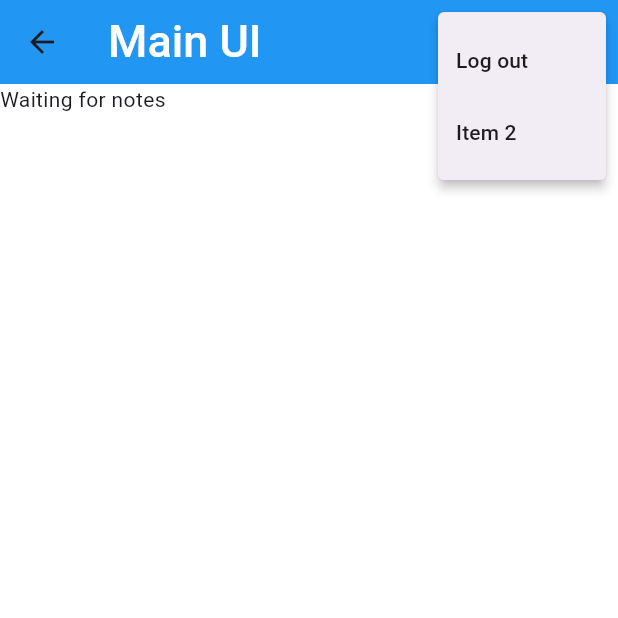
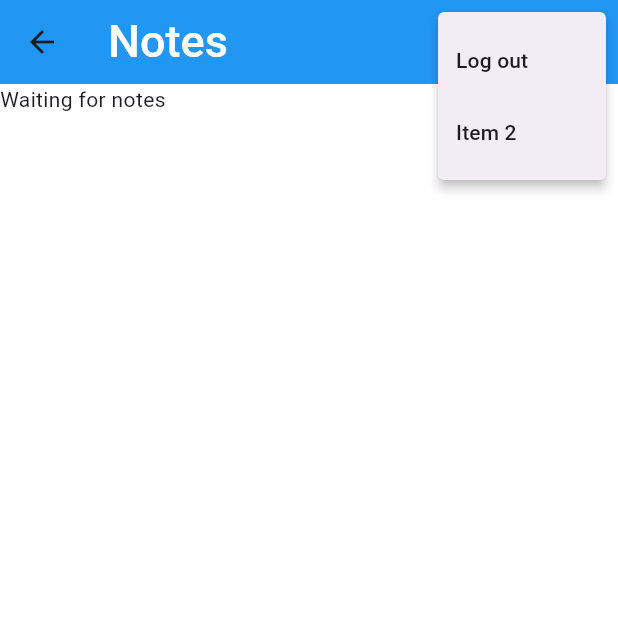
Before and after one commit to Cavalgo/myNotesFB, a Flutter app: the NotesView screen opened by its route, after a tap on the "keyboard control" icon, on a phone screen of 412 x 824 dp, the top half of it. Run offline on Flutter 3.47's test engine with Material 2 defaults, Android fonts, the phone set to English and light mode, and no system bars; our stand-ins replace firebase_auth, firebase_core, sqflite; accounts and stored records are empty; network calls fail.

Commit message:
Add new note view added

```diff
--- a/lib/constants/routes.dart
+++ b/lib/constants/routes.dart
@@ -11,5 +11,6 @@ class _MyRoutes {
   final loginView = '/login';
   final registerView = '/register';
   final verifyEmail = '/verifyEmail';
-  final notesView = 'notesView';
+  final notesView = '/notesView';
+  final addNewNoteView = '/newNoteView';
 }
--- a/lib/main.dart
+++ b/lib/main.dart
@@ -1,7 +1,8 @@
 import 'package:firebase_auth/firebase_auth.dart';
 import 'package:flutter/material.dart';
 import 'package:mynotes/services/auth/auth_service.dart';
-import 'package:mynotes/views/notes_view.dart';
+import 'package:mynotes/views/notes/add_new_note_view.dart';
+import 'package:mynotes/views/notes/notes_view.dart';
 import 'package:mynotes/views/login_view.dart';
 import 'package:mynotes/views/register_view.dart';
 import 'package:mynotes/views/verify_email_view.dart';
@@ -21,6 +22,7 @@ void main() {
       myRoutes.registerView: (context) => const RegisterView(),
       myRoutes.verifyEmail: (context) => const VerifyEmailView(),
       myRoutes.notesView: (context) => const NotesView(),
+      myRoutes.addNewNoteView: (context) => const AddNewNoteView(),
     },
   ));
 }
--- a/lib/views/notes_view.dart
+++ b/lib/views/notes/notes_view.dart
@@ -4,7 +4,7 @@ import 'dart:developer' as devtools show log;
 import 'package:mynotes/constants/routes.dart';
 import 'package:mynotes/enums/menu_action.dart';
 
-import '../services/crud/notes_service.dart';
+import '../../services/crud/notes_service.dart';
 
 class NotesView extends StatefulWidget {
   const NotesView({super.key});
@@ -17,6 +17,7 @@ class _NotesViewState extends State<NotesView> {
   late AuthService _myAuthService;
   late NotesService _myNoteService;
   late Future<DataBaseUser> _myDbUser;
+  //** INItSTATE **/
   @override
   void initState() {
     _myAuthService = AuthService.firebase();
@@ -41,7 +42,7 @@ class _NotesViewState extends State<NotesView> {
       backgroundColor: Colors.white,
       appBar: AppBar(
         title: const Text(
-          'Main UI',
+          'Notes',
           style: TextStyle(
             color: Colors.white,
             fontSize: 30,
@@ -50,8 +51,21 @@ class _NotesViewState extends State<NotesView> {
         ),
         backgroundColor: Colors.blue,
         actions: <Widget>[
+          IconButton(
+              padding: const EdgeInsets.only(right: 20),
+              onPressed: () async {
+                await Navigator.pushNamed(
+                  context,
+                  myRoutes.addNewNoteView,
+                );
+              },
+              icon: const Icon(
+                Icons.add,
+                color: Colors.white,
+                size: 33,
+              )),
           PopupMenuButton<MenueActions>(
-            padding: const EdgeInsets.only(right: 25.0),
+            padding: const EdgeInsets.only(right: 20.0),
             icon: const Icon(
               Icons.more_horiz,
               color: Colors.white,
```
Also changed, not shown: lib/views/notes/add_new_note_view.dart (added, +20 -0 lines), 2 other files.
